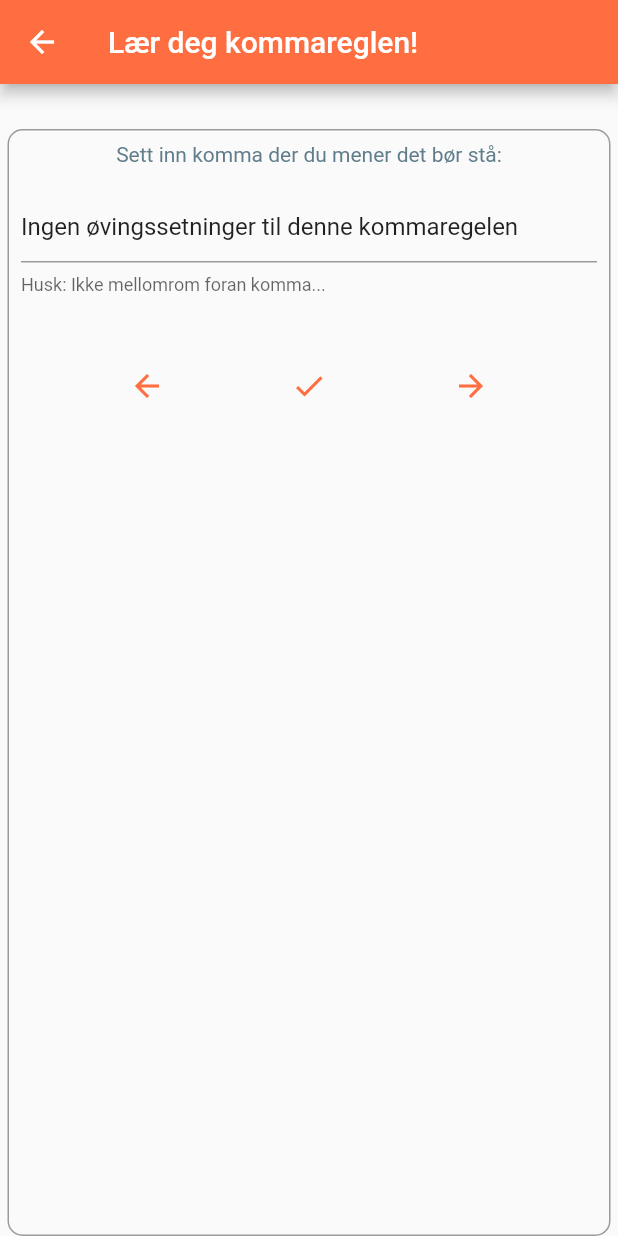
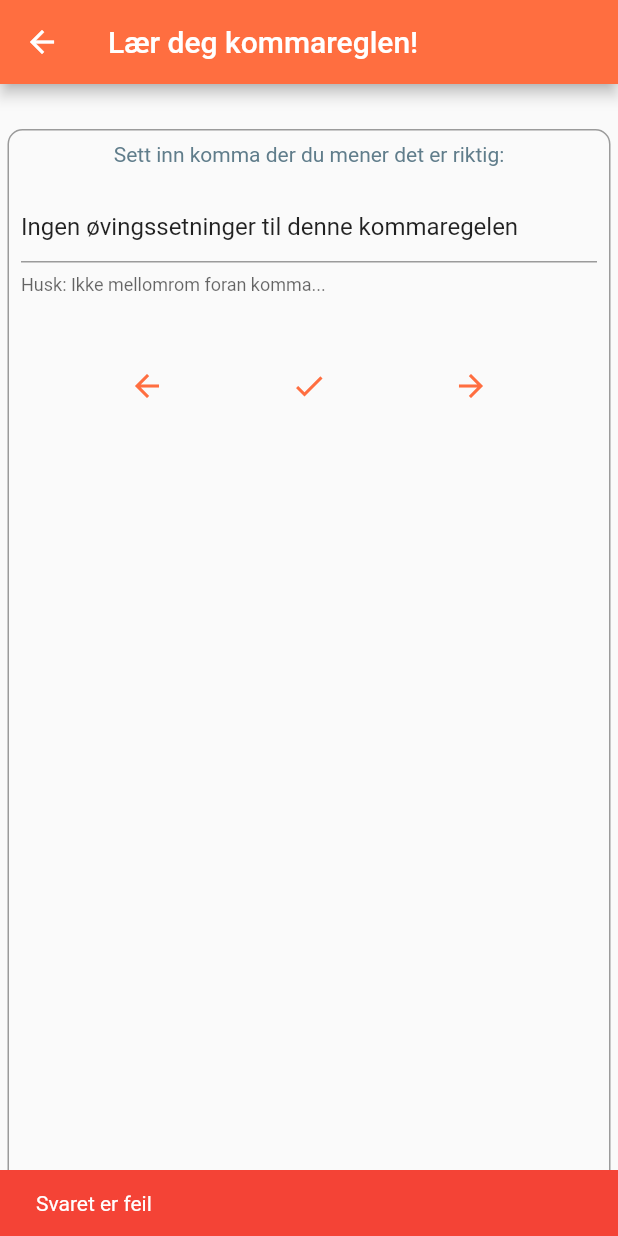
Before and after one commit to pahoel/komma, a Flutter app: the ovelse screen opened directly, after a tap on the "done" icon, on a phone screen of 412 x 824 dp. Run offline on Flutter 3.47's test engine with Material 2 defaults, Android fonts, the phone set to English and light mode, and no system bars.

Commit message:
Fått SnackBaren på plass, implementert TextFieldController - men uten å teksten til å endres

```diff
--- a/lib/about.dart
+++ b/lib/about.dart
@@ -5,21 +5,36 @@ import 'package:komma/data.dart';
 int _indeks; //Holder indeksen til gjeldende kommaregel overført fra main til regelIndeks her
 int _uttrekksindeks = 0;
 String valgtSvar = ""; // Brukerens løsning på setningen
-String rettSvar = "";   //Korrekt svar på oppgaven
+String rettSvar = ""; //Korrekt svar på oppgaven
 String regel = ""; //Regelen som skal vises under øvingstekset
 List uttrekkSetninger = new List(); // Setningene som tilhører denne kommaregelen
 String uttrekksSetning; //Setningen som skal vises i redigeringsfeltet
 
+
 class ovelse extends StatefulWidget {
-
   @override
   _ovelseState createState() => _ovelseState();
   final int regelIndeks;
   const ovelse({Key key, this.regelIndeks});
-
 }
 
 class _ovelseState extends State<ovelse> {
+
+
+  final formFieldController = TextEditingController(); // Kontrollerer hva som skal vises i editeringsfeltet@override
+
+  // Clean up the controller when the widget is disposed.
+  void dispose() {
+    formFieldController.dispose();
+    super.dispose();
+  }
+  // Start listening to changes.
+
+  @override
+  void initState() {
+    super.initState();
+    formFieldController.addListener(_printLatestValue);
+  }
 
   @override
   Widget build(BuildContext context) {
@@ -33,7 +48,8 @@ class _ovelseState extends State<ovelse> {
         title: Text("Lær deg kommareglen!"),
         backgroundColor: Colors.deepOrangeAccent,
       ),
-      body: Container(
+      body: Builder(
+        builder: (BuildContext context) => Container(
           child: Container(
             margin: EdgeInsets.only(top: 30.0, left: 5.0, right: 5.0),
             decoration: BoxDecoration(
@@ -45,17 +61,15 @@ class _ovelseState extends State<ovelse> {
               padding: const EdgeInsets.all(8.0),
               child: Column(
                 children: <Widget>[
-                Text("Sett inn komma der du mener det bør stå:\n",
+                  Text("Sett inn komma der du mener det er riktig:\n",
                       style: TextStyle(color: Colors.blueGrey),
                       textAlign: TextAlign.left),
                   TextFormField(
-                  initialValue: uttrekksSetning,
+                    keyboardType: TextInputType.text,
+                    controller: formFieldController,
                     maxLines: null,
-                  textInputAction: TextInputAction.done,
                     decoration: InputDecoration(
                       helperText: "Husk: Ikke mellomrom foran komma...",
-                    hintText: setninger[0].tekstMedKomma,
-                    hintMaxLines: 3,
                     ),
                     onChanged: (String value) {
                       valgtSvar = value;
@@ -71,7 +85,6 @@ class _ovelseState extends State<ovelse> {
                   ),
                   Row(
                     mainAxisAlignment: MainAxisAlignment.spaceEvenly,
-
                     children: <Widget>[
                       IconButton(
                         onPressed: () => tilForrige(),
@@ -82,7 +95,7 @@ class _ovelseState extends State<ovelse> {
                         disabledColor: Colors.grey,
                       ),
                       IconButton(
-                      onPressed: () => sjekkSvaret(),
+                        onPressed: () => sjekkSvaret(context),
                         icon: Icon(Icons.done),
                         color: Colors.deepOrangeAccent,
                         tooltip: "Sjekk løsningen din",
@@ -106,35 +119,45 @@ class _ovelseState extends State<ovelse> {
             ),
           ),
         ),
+      ),
     );
   }
 
   void fyllUttrekksetninger() {
     int i;
     uttrekkSetninger.clear();
-    uttrekksSetning = "Ingen øvingssetninger til denne kommaregelen"; //Dersom try-catch ikke gir resultat
+    uttrekksSetning =
+        "Ingen øvingssetninger til denne kommaregelen"; //Dersom try-catch ikke gir resultat
     regel = "";
 
     for (i = 0; i < setninger.length; i++) {
       try {
         if (setninger[i].regelNr == _indeks) {
-          uttrekkSetninger.add(Training(setninger[i].tekstMedKomma, setninger[i].tekstUtenKomma, i));
+          uttrekkSetninger.add(Training(
+              setninger[i].tekstMedKomma, setninger[i].tekstUtenKomma, i));
           uttrekksSetning = uttrekkSetninger[0].tekstUtenKomma;
           regel = kommaregler[_indeks].regel;
         }
-
+        formFieldController.text = uttrekksSetning;
       } on Exception catch (e) {
         debugPrint(e.toString());
       }
     }
   }
 
-  sjekkSvaret() {
-    print("Svaret er <$valgtSvar> - og rett svar er <$rettSvar>");
-    if(valgtSvar != rettSvar || valgtSvar == "" || rettSvar == ""){
-      debugPrint("Svaret er feil");
+  sjekkSvaret(BuildContext context) {
+    if (valgtSvar != rettSvar || valgtSvar == "" || rettSvar == "") {
+      final snackbar = SnackBar(
+        duration: Duration(seconds: 5),
+          backgroundColor: Colors.red,
+          content: Text("Svaret er feil"));
+      Scaffold.of(context).showSnackBar(snackbar);
     } else {
-      debugPrint("Svaret er korrekt");
+      final snackbar = SnackBar(
+          duration: Duration(seconds: 1),
+          backgroundColor: Colors.green,
+          content: Text("Svaret er korrekt"));
+      Scaffold.of(context).showSnackBar(snackbar);
     }
   }
 
@@ -142,15 +165,17 @@ class _ovelseState extends State<ovelse> {
     setState(() {
       _uttrekksindeks = (_uttrekksindeks - 1) % uttrekkSetninger.length;
     });
-    debugPrint(_uttrekksindeks.toString());
   }
 
   tilNeste() {
     setState(() {
       _uttrekksindeks = (_uttrekksindeks + 1) % uttrekkSetninger.length;
+      formFieldController.text = uttrekkSetninger[_uttrekksindeks].tekstUtenKomma;
     });
-    uttrekksSetning = uttrekkSetninger[_uttrekksindeks].tekstUtenKomma;
-    debugPrint(uttrekksSetning);
+    debugPrint(
+        "Indeksen er: $_uttrekksindeks og setningen er: ${formFieldController.text}");
   }
 
+  void _printLatestValue() {
     }
+}
```
Lines whose indentation alone changed are shown as unchanged.
